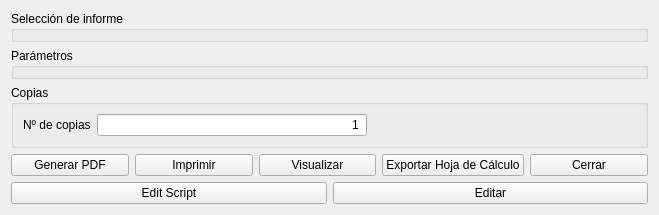
Before: the Qt Designer form src/lib/daobusiness/forms/dbreportrundlg.ui in dpinelo/AS7, drawn with Qt 5.
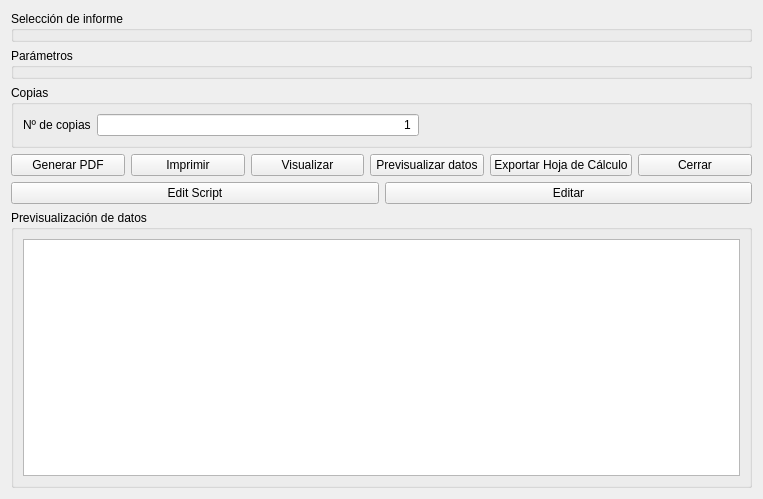
After: the same form once the commit is applied. Icons and pictures are not drawn.

```diff
--- a/src/lib/daobusiness/forms/dbreportrundlg.ui
+++ b/src/lib/daobusiness/forms/dbreportrundlg.ui
@@ -6,8 +6,8 @@
    <rect>
     <x>0</x>
     <y>0</y>
-    <width>659</width>
-    <height>211</height>
+    <width>763</width>
+    <height>499</height>
    </rect>
   </property>
   <property name="windowTitle">
@@ -112,6 +112,17 @@
        </property>
       </widget>
      </item>
+     <item>
+      <widget class="QPushButton" name="pbPreviewData">
+       <property name="text">
+        <string>Previsualizar datos</string>
+       </property>
+       <property name="icon">
+        <iconset resource="../../../plugins/openrptplugin/openrpt/OpenRPT/images/OpenRPTWrtembed.qrc">
+         <normaloff>:/OpenRPT/icons/icons_64x64/field_64x64.png</normaloff>:/OpenRPT/icons/icons_64x64/field_64x64.png</iconset>
+       </property>
+      </widget>
+     </item>
      <item>
       <widget class="QPushButton" name="pbSpreadSheet">
        <property name="text">
@@ -162,6 +173,24 @@
      </item>
     </layout>
    </item>
+   <item>
+    <widget class="QGroupBox" name="gbPreview">
+     <property name="sizePolicy">
+      <sizepolicy hsizetype="Preferred" vsizetype="Expanding">
+       <horstretch>0</horstretch>
+       <verstretch>0</verstretch>
+      </sizepolicy>
+     </property>
+     <property name="title">
+      <string>Previsualización de datos</string>
+     </property>
+     <layout class="QVBoxLayout" name="verticalLayout_3">
+      <item>
+       <widget class="QTableView" name="tableView"/>
+      </item>
+     </layout>
+    </widget>
+   </item>
   </layout>
  </widget>
  <tabstops>
```
Left out of the diff: 1 changed line with no effect on the pictures.
